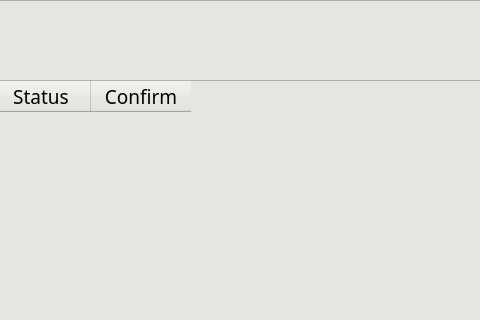
This is app/gui/mainPage/first.ui in chananon-n/FineCuisine as Qt 5 draws it before an edit; both pictures show x 410 to 890 and y 0 to 320 of the 1280 by 720 pixel window. The edited form follows.
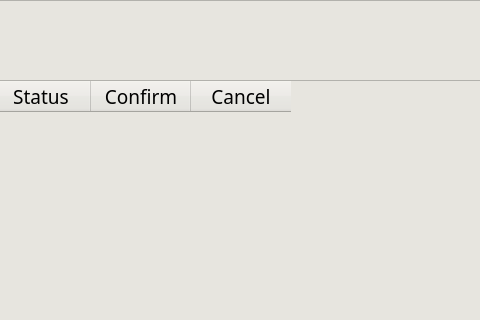
This is the edited form. The open tabs and pages were chosen to show the change. Icons and pictures are not drawn.

The edit to the form file:
```diff
--- a/app/gui/mainPage/first.ui
+++ b/app/gui/mainPage/first.ui
@@ -801,6 +801,17 @@
               </font>
              </property>
             </column>
+            <column>
+             <property name="text">
+              <string>Cancel</string>
+             </property>
+             <property name="font">
+              <font>
+               <family>KoHo</family>
+               <pointsize>14</pointsize>
+              </font>
+             </property>
+            </column>
            </widget>
           </widget>
           <widget class="QWidget" name="feedbackPage">
```
Left out of the diff: 2 changed lines with no effect on the pictures.
